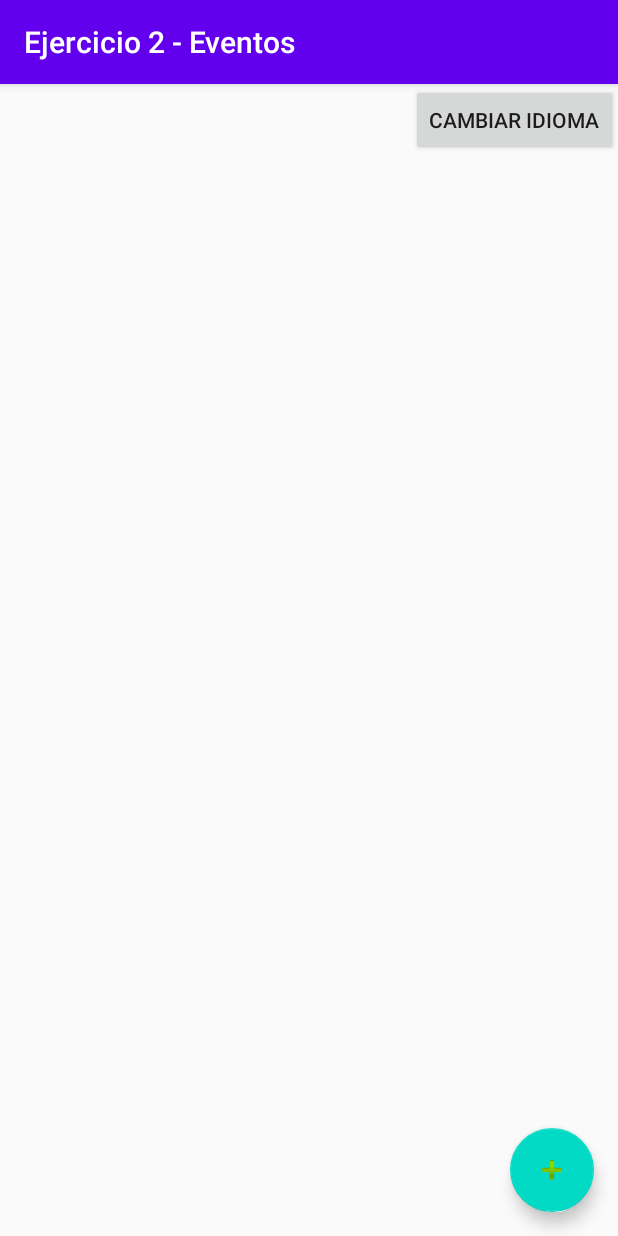
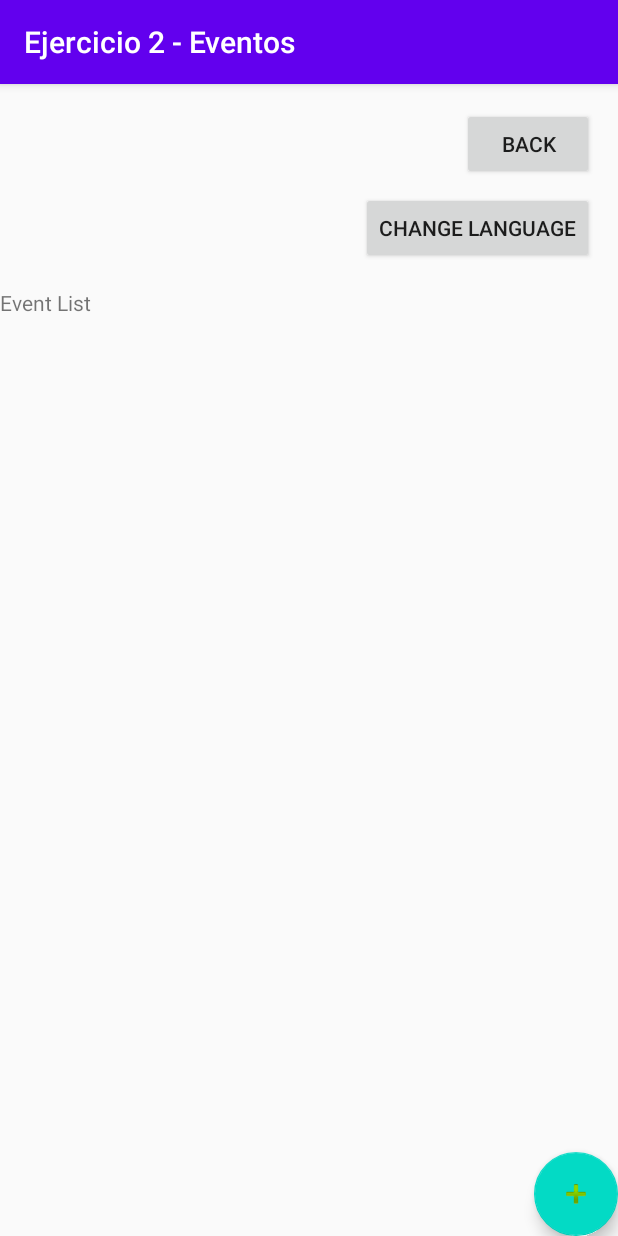
Before and after one commit to dsousa034/Sousa_Daniel_Parcial2_Eventos, an Android app built with Jetpack Compose: the MainActivityejdos screen opened directly, with no data from a screen before it, on a phone screen of 412 x 824 dp. Run offline under Robolectric (Android 15) with nearby library versions, the phone set to English and light mode, and no system bars; our stand-ins replace Firebase (no records; nobody signed in at launch, a user with empty details on screens opened directly).

```diff
--- a/app/src/main/java/com/example/parcial2/ejercicio2/MainActivityejdos.kt
+++ b/app/src/main/java/com/example/parcial2/ejercicio2/MainActivityejdos.kt
@@ -24,13 +24,21 @@ class MainActivityejdos : AppCompatActivity() {
         super.onCreate(savedInstanceState)
         setContentView(R.layout.activity_main_ejercicio2)
 
+        // Botón para regresar
+        val btnBack = findViewById<Button>(R.id.btnBack)
+        btnBack.setOnClickListener {
+            finish()
+        }
+
         recyclerView = findViewById(R.id.recyclerView)
         btnChangeLanguage = findViewById(R.id.btnChangeLanguage)
 
         recyclerView.layoutManager = LinearLayoutManager(this)
         eventsList = mutableListOf()
+        adapter = EventAdapter(eventsList)
+        recyclerView.adapter = adapter
 
-        database = FirebaseDatabase.getInstance().getReference("events")
+        database = FirebaseDatabase.getInstance().getReference("Eventos")
 
         // Botón para cambiar el idioma
         btnChangeLanguage.setOnClickListener {
@@ -60,12 +68,11 @@ class MainActivityejdos : AppCompatActivity() {
                     val event = eventSnapshot.getValue(Event::class.java)
                     event?.let { eventsList.add(it) }
                 }
-                adapter = EventAdapter(eventsList)
-                recyclerView.adapter = adapter
+                adapter.notifyDataSetChanged()
             }
 
             override fun onCancelled(error: DatabaseError) {
-                Toast.makeText(this@MainActivityejdos, "Error al cargar los eventos.", Toast.LENGTH_SHORT).show()
+                Toast.makeText(this@MainActivityejdos, "Error al cargar los eventos: ${error.message}", Toast.LENGTH_SHORT).show()
             }
         })
     }
--- a/app/src/main/res/layout/activity_main_ejercicio2.xml
+++ b/app/src/main/res/layout/activity_main_ejercicio2.xml
@@ -2,32 +2,49 @@
 <RelativeLayout xmlns:android="http://schemas.android.com/apk/res/android"
     xmlns:tools="http://schemas.android.com/tools"
     android:layout_width="match_parent"
-    android:layout_height="match_parent">
+    android:layout_height="match_parent"
+    tools:context=".ejercicio2.MainActivityejdos">
 
-    <!-- Lista de eventos -->
+    <Button
+        android:id="@+id/btnBack"
+        android:layout_width="wrap_content"
+        android:layout_height="wrap_content"
+        android:text="Back"
+        android:layout_alignParentTop="true"
+        android:layout_alignParentEnd="true"
+        android:layout_marginEnd="16dp"
+        android:layout_marginTop="16dp" />
+
+    <Button
+        android:id="@+id/btnChangeLanguage"
+        android:layout_width="wrap_content"
+        android:layout_height="wrap_content"
+        android:text="Change Language"
+        android:layout_below="@id/btnBack"
+        android:layout_alignParentEnd="true"
+        android:layout_marginEnd="16dp"
+        android:layout_marginTop="8dp" />
+
     <androidx.recyclerview.widget.RecyclerView
         android:id="@+id/recyclerView"
         android:layout_width="match_parent"
-        android:layout_height="match_parent"
-        tools:listitem="@layout/item_event" />
+        android:layout_height="wrap_content"
+        android:layout_below="@id/btnChangeLanguage"
+        android:layout_marginTop="16dp" />
 
-    <!-- Botón de agregar -->
+    <TextView
+        android:id="@+id/tvEventList"
+        android:layout_width="match_parent"
+        android:layout_height="wrap_content"
+        android:layout_below="@id/recyclerView"
+        android:text="Event List" />
+
     <com.google.android.material.floatingactionbutton.FloatingActionButton
         android:id="@+id/fabAddEvent"
         android:layout_width="wrap_content"
         android:layout_height="wrap_content"
         android:layout_alignParentEnd="true"
         android:layout_alignParentBottom="true"
-        android:layout_margin="16dp"
-        android:src="@android:drawable/ic_input_add"
-        android:contentDescription="@string/add_event" />
+        android:src="@android:drawable/ic_input_add" />
 
-    <!-- Botón de cambio de idioma -->
-    <Button
-        android:id="@+id/btnChangeLanguage"
-        android:layout_width="wrap_content"
-        android:layout_height="wrap_content"
-        android:layout_alignParentTop="true"
-        android:layout_alignParentEnd="true"
-        android:text="@string/change_language" />
 </RelativeLayout>
```
Also changed, not shown: app/src/main/java/com/example/parcial2/ejercicio2/AddEventActivity.kt (+20 -9 lines), app/src/main/java/com/example/parcial2/ejercicio2/AppDatabase.kt (deleted, +0 -28 lines), app/src/main/java/com/example/parcial2/ejercicio2/EventDao.kt (deleted, +0 -14 lines).
